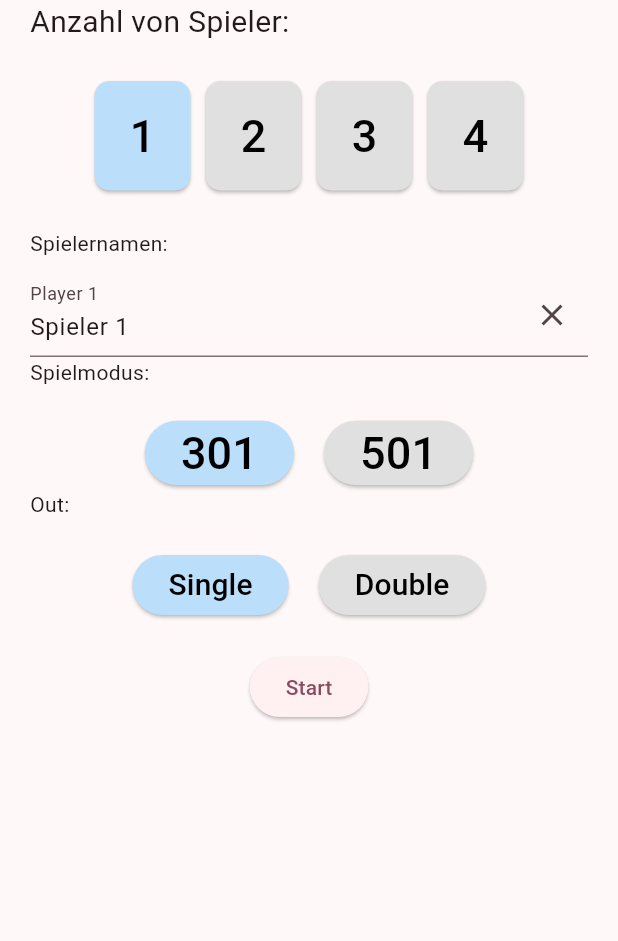
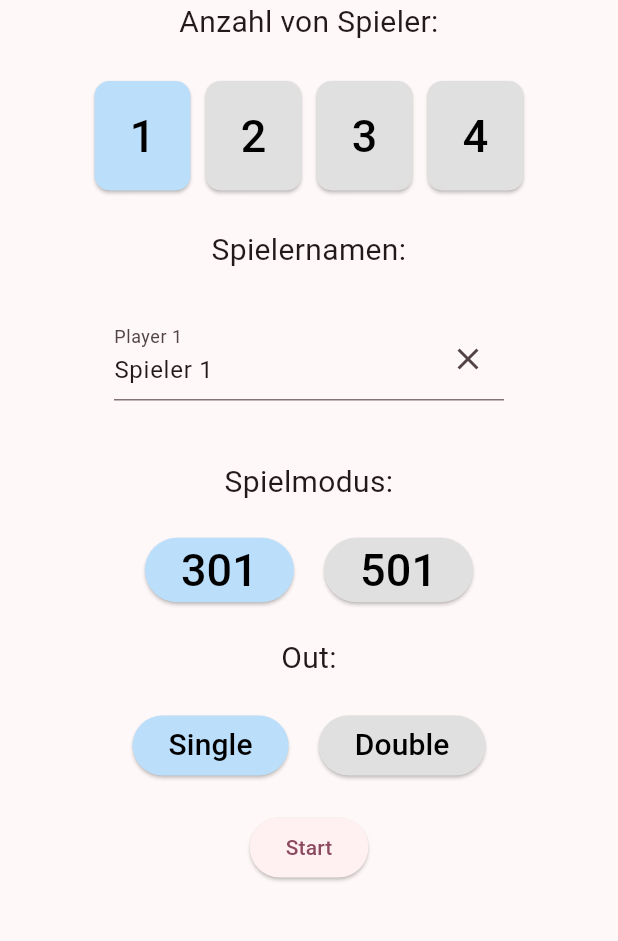
Before and after one commit to PassiSchoppi/DartPilot, a Flutter app: the screen it shows after launch, on a phone screen of 412 x 824 dp, the part 138-1079 px from its top. Run offline on Flutter 3.47's test engine with Material 3 defaults, Android fonts, the phone set to English and light mode, and no system bars.

Commit message:
Main.dart responsive gemacht

```diff
--- /dev/null
+++ b/devtools_options.yaml
@@ -0,0 +1 @@
+extensions:
--- a/lib/main.dart
+++ b/lib/main.dart
@@ -65,6 +65,7 @@ class _MyHomePageState extends State<MyHomePage> {
               Text(
                 'Anzahl von Spieler:',
                 style: TextStyle(fontSize: 20.0),
+                textAlign: TextAlign.center,
               ),
               SizedBox(height: 20.0),
               Wrap(
@@ -109,10 +110,17 @@ class _MyHomePageState extends State<MyHomePage> {
               SizedBox(height: 20),
               Text(
                 'Spielernamen:',
-                textAlign: TextAlign.left,
+                style: TextStyle(fontSize: 20.0),
+                textAlign: TextAlign.center,
               ),
               SizedBox(height: 10),
-              Column(
+              Center(
+                child: Container(
+                  width: 300, // Festlegen einer festen Breite für die Spalte
+                  padding: EdgeInsets.all(20.0),
+                  child: Column(
+                    mainAxisAlignment: MainAxisAlignment.center,
+                    crossAxisAlignment: CrossAxisAlignment.stretch, // Spaltenbreite begrenzen
                     children: List.generate(gameData.numberOfPlayers, (index) {
                       return TextFormField(
                         controller: controllers[index],
@@ -138,9 +146,15 @@ class _MyHomePageState extends State<MyHomePage> {
                       );
                     }),
                   ),
+                ),
+              ),
+
+
+              SizedBox(height: 20),
               Text(
                 'Spielmodus:',
-                textAlign: TextAlign.left,
+                style: TextStyle(fontSize: 20.0),
+                textAlign: TextAlign.center,
               ),
               SizedBox(height: 20),
               Row(
@@ -188,9 +202,11 @@ class _MyHomePageState extends State<MyHomePage> {
                   ),
                 ],
               ),
+              SizedBox(height: 20),
               Text(
                 'Out:',
-                textAlign: TextAlign.left,
+                style: TextStyle(fontSize: 20.0),
+                textAlign: TextAlign.center,
               ),
               SizedBox(height: 20),
               Row(
```
Lines whose indentation alone changed are shown as unchanged.
